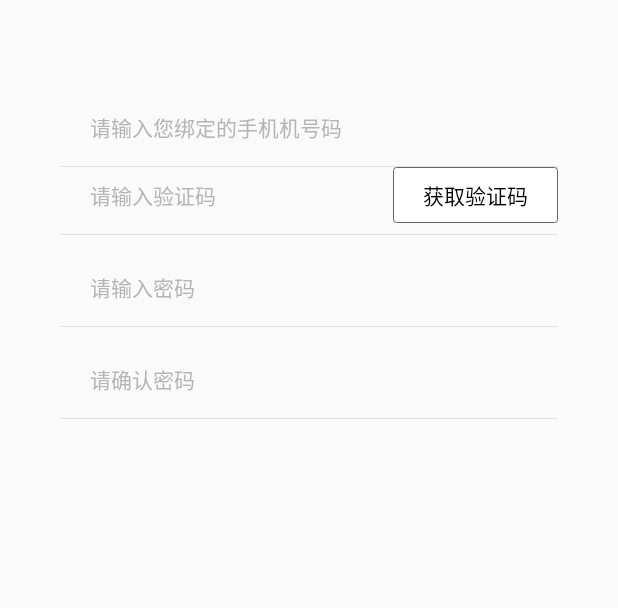
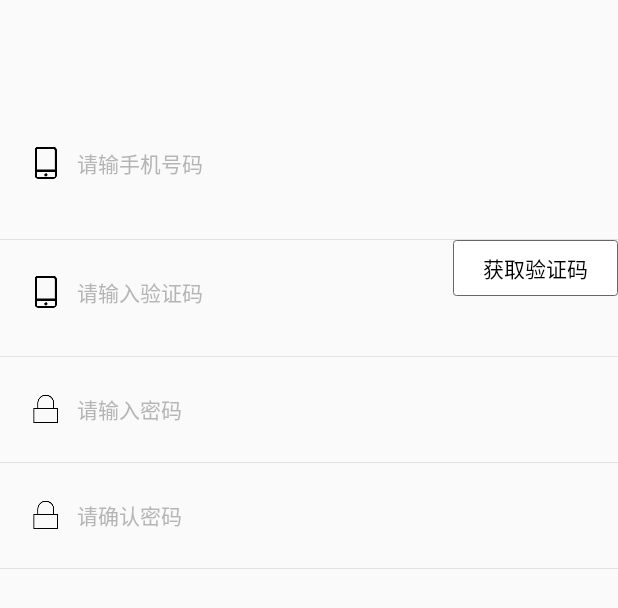
Before and after one commit to xiaoxubo214/android-demo, an Android app: the layout include_user_register.xml on its own in the app's theme, with its tools: preview values and no code run, on a phone screen of 412 x 824 dp. Shown: the top 608 px of the screen. Run offline under Robolectric (Android 15) with nearby library versions, the phone set to English and light mode, and no system bars.

Commit message:
add code

```diff
--- a/app/src/main/res/layout/activity_forget.xml
+++ b/app/src/main/res/layout/activity_forget.xml
@@ -5,7 +5,7 @@
     android:layout_height="match_parent"
     android:padding="@dimen/margin_ten"
     android:orientation="vertical"
-    android:background="@color/hal_transparent_white">
+    android:background="@color/white">
     <LinearLayout
         android:layout_width="match_parent"
         android:layout_height="60dp"
--- a/app/src/main/res/layout/activity_register.xml
+++ b/app/src/main/res/layout/activity_register.xml
@@ -39,7 +39,7 @@
             android:layout_width="0dp"
             android:layout_weight="1"
             android:layout_height="67dp"
-            android:background="@color/btn_red"
+            android:background="@drawable/shape"
             android:text="返回登录" />
 
 
@@ -48,7 +48,7 @@
             android:layout_width="0dp"
             android:layout_weight="1"
             android:layout_height="67dp"
-            android:background="@color/btn_red"
+            android:background="@drawable/shape"
             android:text="确认注册" />
     </LinearLayout>
 </LinearLayout>
--- a/app/src/main/res/layout/include_user_register.xml
+++ b/app/src/main/res/layout/include_user_register.xml
@@ -8,14 +8,12 @@
         android:layout_width="match_parent"
         android:layout_height="wrap_content"
         android:orientation="vertical"
-        android:layout_marginLeft="@dimen/margin_forty"
-        android:layout_marginRight="@dimen/margin_forty"
         android:layout_marginTop="@dimen/margin_fifty">
 
         <EditText
             android:id="@+id/etUserNum"
             android:layout_width="match_parent"
-            android:layout_height="wrap_content"
+            android:layout_height="70dp"
             android:background="@null"
             android:hint="@string/input_phone_num"
             android:maxLines="1"
@@ -26,7 +24,9 @@
             android:inputType="number"
             android:maxLength="6"
             android:layout_marginTop="@dimen/margin_twenty_four"
-            android:layout_marginBottom="@dimen/margin_fifteen"/>
+            android:layout_marginBottom="@dimen/margin_fifteen"
+            android:drawableLeft="@drawable/username"
+            android:drawablePadding="10dp"/>
 
         <View style="@style/full_line_style"/>
 
@@ -36,10 +36,10 @@
             android:orientation="horizontal"
             android:layout_marginBottom="@dimen/margin_seven">
 
-            <com.by.wind.widget.MoblieEditText
-                android:id="@+id/etVertifyCodeetUserNum"
+            <EditText
+                android:id="@+id/etVerifyCode"
                 android:layout_width="match_parent"
-                android:layout_height="wrap_content"
+                android:layout_height="70dp"
                 android:background="@null"
                 android:hint="@string/input_verify_code_desc"
                 android:maxLines="1"
@@ -50,7 +50,9 @@
                 android:textSize="@dimen/sp_14"
                 android:layout_toLeftOf="@+id/tvVerifyCode"
                 android:layout_centerVertical="true"
-                android:maxLength="13"/>
+                android:maxLength="13"
+                android:drawableLeft="@drawable/username"
+                android:drawablePadding="10dp"/>
 
             <TextView
                 android:id="@+id/tvVerifyCode"
@@ -71,7 +73,7 @@
         <EditText
             android:id="@+id/etNewPwd"
             android:layout_width="match_parent"
-            android:layout_height="wrap_content"
+            android:layout_height="70dp"
             android:background="@null"
             android:hint="@string/user_pwd"
             android:maxLines="1"
@@ -81,15 +83,15 @@
             android:textSize="@dimen/sp_14"
             android:inputType="textPassword"
             android:maxLength="10"
-            android:layout_marginTop="@dimen/margin_twenty_four"
-            android:layout_marginBottom="@dimen/margin_fifteen"/>
+            android:drawableLeft="@drawable/password"
+            android:drawablePadding="10dp"/>
 
         <View style="@style/full_line_style"/>
 
         <EditText
             android:id="@+id/etConfirmPwd"
             android:layout_width="match_parent"
-            android:layout_height="wrap_content"
+            android:layout_height="70dp"
             android:background="@null"
             android:hint="@string/confirm_pwd"
             android:maxLines="1"
@@ -99,8 +101,8 @@
             android:textSize="@dimen/sp_14"
             android:inputType="textPassword"
             android:maxLength="10"
-            android:layout_marginTop="@dimen/margin_twenty_four"
-            android:layout_marginBottom="@dimen/margin_fifteen"/>
+            android:drawableLeft="@drawable/password"
+            android:drawablePadding="10dp"/>
 
         <View style="@style/full_line_style"/>
     </LinearLayout>
--- a/app/src/main/res/values/strings.xml
+++ b/app/src/main/res/values/strings.xml
@@ -26,5 +26,5 @@
     <string name="confirm_pwd">请确认密码</string>
     <string name="input_verify_code_desc">请输入验证码</string>
     <string name="get_verify_code">获取验证码</string>
-    <string name="input_phone_num">请输入您绑定的手机机号码</string>
+    <string name="input_phone_num">请输手机号码</string>
 </resources>
```
Also changed, not shown: app/src/main/java/com/by/wind/ui/activity/ForgetActivity.java (+28 -0 lines), app/src/main/java/com/by/wind/ui/activity/RegisterActivity.java (+39 -1 lines).
